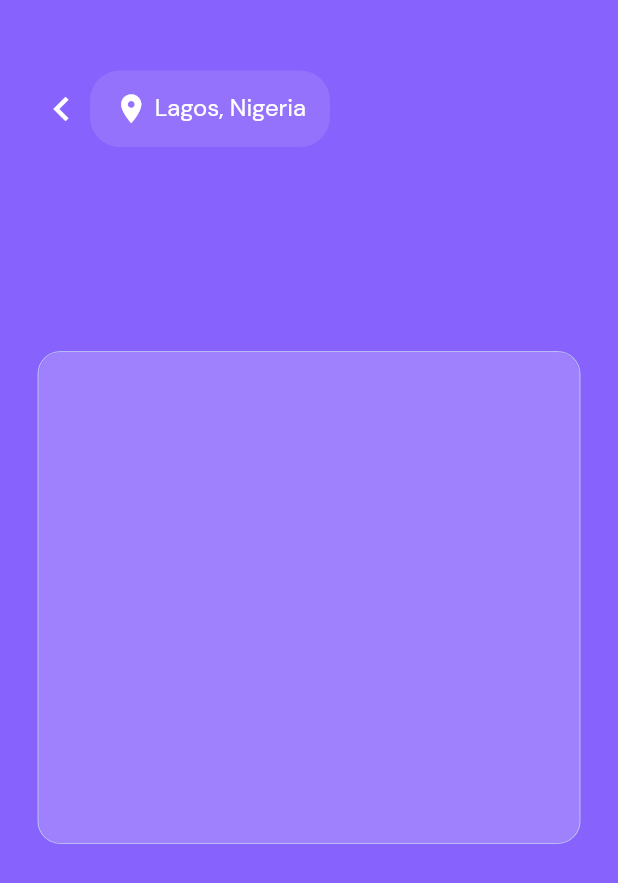
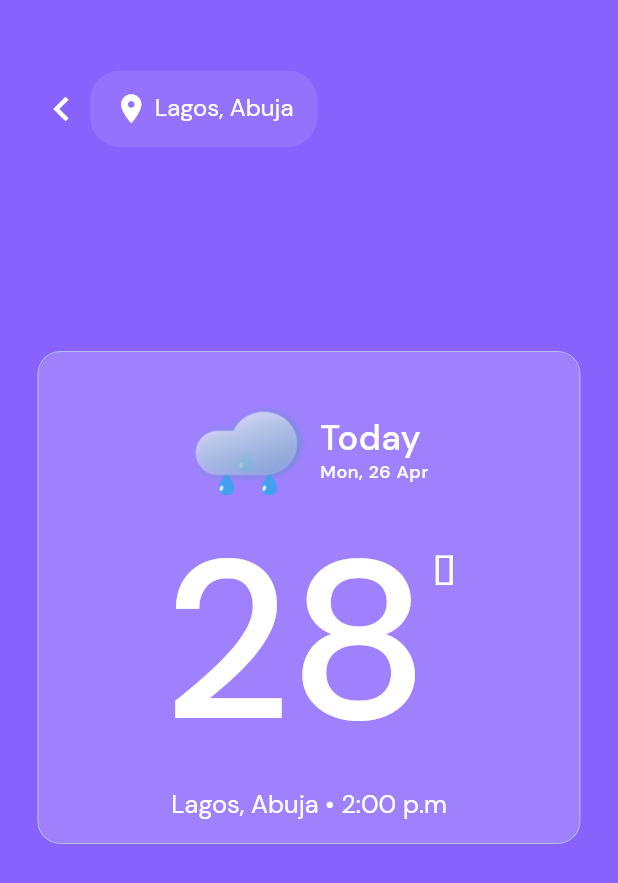
Before and after one commit to DauduVictor/soft-prism-weather-app, a Flutter app: the CustomSearchPage screen opened by its route, on a phone screen of 412 x 824 dp. Shown: the top 883 px of the screen. Run offline on Flutter 3.47's test engine with Material 2 defaults, Android fonts, the phone set to English and light mode, and no system bars.

Commit message:
completed ui

```diff
--- /dev/null
+++ b/lib/components/header_location.dart
@@ -0,0 +1,41 @@
+import 'package:flutter/material.dart';
+import 'package:softprism/components/transparent_container.dart';
+
+class ReusableHeaderLocation extends StatelessWidget {
+
+  final String location;
+
+  const ReusableHeaderLocation({
+    required this.location,
+    Key? key,
+  }) : super(key: key);
+
+  @override
+  Widget build(BuildContext context) {
+    return ReusableTransparentContainer(
+        borderRadius: 20.0,
+        colorOpacity: 0.1,
+        horizontalPadding: 16.0,
+        verticalPadding: 14.0,
+        widget: Row(
+          crossAxisAlignment: CrossAxisAlignment.start,
+          children: [
+            const Icon(
+              Icons.location_on_sharp,
+              color: Colors.white,
+              size: 23,
+            ),
+            const SizedBox(width: 4.1),
+            Text(
+              location,
+              style: const TextStyle(
+                color: Colors.white,
+                fontSize: 16,
+                fontWeight: FontWeight.normal,
+              ),
+            ),
+          ],
+        )
+    );
+  }
+}
--- /dev/null
+++ b/lib/components/today_container.dart
@@ -0,0 +1,137 @@
+import 'package:flutter/material.dart';
+import 'package:softprism/components/transparent_container.dart';
+
+class ReusableTodayContainer extends StatelessWidget {
+
+  final BoxConstraints constraints;
+  final String todayDate;
+  final String degree;
+  final String location;
+  final String time;
+
+  const ReusableTodayContainer({
+    required this.constraints,
+    required this.todayDate,
+    required this.degree,
+    required this.location,
+    required this.time,
+    Key? key,
+  }) : super(key: key);
+
+  @override
+  Widget build(BuildContext context) {
+    return Container(
+      width: constraints.maxWidth,
+      height: constraints.maxHeight * 0.399,
+      decoration: BoxDecoration(
+        borderRadius: BorderRadius.circular(15.43),
+        border: Border.all(
+          width: 0.77,
+          color:  const Color(0xFFB9BCF2),
+        ),
+      ),
+      child: ReusableTransparentContainer(
+        borderRadius: 15.43,
+        colorOpacity: 0.2,
+        horizontalPadding: 10.0,
+        verticalPadding: 35.0,
+        widget: Column(
+          mainAxisAlignment: MainAxisAlignment.spaceBetween,
+          children: [
+            /// cloud image and date
+            Row(
+              mainAxisAlignment: MainAxisAlignment.center,
+              children: [
+                Container(
+                  width: 80,
+                  height: 60,
+                  decoration: const BoxDecoration(
+                    image: DecorationImage(
+                        image: AssetImage('assets/images/WeatherIcon - 1-38.png'),
+                        fit: BoxFit.cover
+                    ),
+                  ),
+                ),
+                const SizedBox(width: 7),
+                Column(
+                  crossAxisAlignment: CrossAxisAlignment.start,
+                  children: [
+                    const Text(
+                      'Today',
+                      style: TextStyle(
+                        color: Colors.white,
+                        fontSize: 23,
+                        fontWeight: FontWeight.w500,
+                        letterSpacing: 0.4,
+                      ),
+                    ),
+                    Text(
+                      todayDate,
+                      style: const TextStyle(
+                        color: Colors.white,
+                        fontSize: 12,
+                        fontWeight: FontWeight.w500,
+                        letterSpacing: 0.4,
+                      ),
+                    ),
+                  ],
+                ),
+              ],
+            ),
+            ///temperature degree
+            Row(
+              mainAxisAlignment: MainAxisAlignment.center,
+              crossAxisAlignment: CrossAxisAlignment.start,
+              children: [
+                Text(
+                  degree,
+                  style: const TextStyle(
+                    fontSize: 150,
+                    fontWeight: FontWeight.w500,
+                    color: Color(0xFFFFFFFF),
+                    letterSpacing: 0.5,
+                  ),
+                ),
+                const SizedBox(width: 2.5),
+                const Padding(
+                  padding: EdgeInsets.only(top: 32.0),
+                  child: Text(
+                    '\u2103',
+                    textAlign: TextAlign.start,
+                    style: TextStyle(
+                      fontSize: 28,
+                      fontWeight: FontWeight.w400,
+                      color: Color(0xFFFFFFFF),
+                    ),
+                  ),
+                ),
+              ],
+            ),
+            Row(
+              mainAxisSize: MainAxisSize.min,
+              children: [
+                Text(
+                  location + ' •',
+                  style: const TextStyle(
+                    fontSize: 17,
+                    fontWeight: FontWeight.w400,
+                    color: Color(0xFFFFFFFF),
+                  ),
+                ),
+                const SizedBox(width: 4.5),
+                Text(
+                  time,
+                  style: const TextStyle(
+                    fontSize: 17,
+                    fontWeight: FontWeight.w400,
+                    color: Color(0xFFFFFFFF),
+                  ),
+                ),
+              ],
+            ),
+          ],
+        ),
+      ),
+    );
+  }
+}
--- a/lib/screens/custom_search_page.dart
+++ b/lib/screens/custom_search_page.dart
@@ -1,11 +1,15 @@
 import 'package:flutter/material.dart';
-import 'package:softprism/components/transparent_container.dart';
+import 'package:softprism/components/header_location.dart';
+import 'package:softprism/components/today_container.dart';
 import 'package:softprism/utils/constants.dart';
 
 class CustomSearchPage extends StatefulWidget {
 
   static const String id = 'customSearchPage';
-  const CustomSearchPage({Key? key}) : super(key: key);
+
+  const CustomSearchPage({
+    Key? key
+  }) : super(key: key);
 
   @override
   _CustomSearchPageState createState() => _CustomSearchPageState();
@@ -40,56 +44,19 @@ class _CustomSearchPageState extends State<CustomSearchPage> {
                       ),
                     ),
                     const SizedBox(width: 3),
-                    ReusableTransparentContainer(
-                      borderRadius: 20.0,
-                      colorOpacity: 0.1,
-                      horizontalPadding: 16.0,
-                      verticalPadding: 14.0,
-                      widget: Row(
-                        crossAxisAlignment: CrossAxisAlignment.start,
-                        children: const [
-                          Icon(
-                            Icons.location_on_sharp,
-                            color: Colors.white,
-                            size: 23,
-                          ),
-                          SizedBox(width: 4.1),
-                          Text(
-                            'Lagos, Nigeria',
-                            style: TextStyle(
-                              color: Colors.white,
-                              fontSize: 16,
-                              fontWeight: FontWeight.normal,
-                            ),
-                          ),
-                        ],
-                      ),
+                    const ReusableHeaderLocation(
+                      location: 'Lagos, Abuja',
                     ),
                   ],
                 ),
                 SizedBox(height: constraints.maxHeight * 0.165),
                 ///Today's weather
-                Container(
-                  width: constraints.maxWidth,
-                  height: constraints.maxHeight * 0.399,
-                  decoration: BoxDecoration(
-                    borderRadius: BorderRadius.circular(15.43),
-                    border: Border.all(
-                      width: 0.77,
-                      color:  const Color(0xFFB9BCF2),
-                    ),
-                  ),
-                  child: ReusableTransparentContainer(
-                    borderRadius: 15.43,
-                    colorOpacity: 0.2,
-                    horizontalPadding: 50.0,
-                    verticalPadding: 44.0,
-                    widget: Column(
-                      children: const [
-
-                      ],
-                    ),
-                  ),
+                ReusableTodayContainer(
+                  constraints: constraints,
+                  todayDate: 'Mon, 26 Apr',
+                  degree: '28',
+                  location: 'Lagos, Abuja',
+                  time: '2:00 p.m',
                 ),
               ],
             ),
--- a/lib/screens/search_city.dart
+++ b/lib/screens/search_city.dart
@@ -149,6 +149,7 @@ class _SearchCityState extends State<SearchCity> {
     if(!mounted) return;
     setState(() {
       _showSpinner = true;
+      print(_searchController.value);
     });
     Timer(const Duration(seconds: 5), (){
       setState(() {
--- a/pubspec.yaml
+++ b/pubspec.yaml
@@ -32,6 +32,9 @@ flutter:
 
   uses-material-design: true
 
+  assets:
+    - assets/images/
+
   fonts:
     - family: DMSans
       fonts:
```
Also changed, not shown: lib/screens/dashboard.dart (+74 -130 lines), assets/images/WeatherIcon - 1-23.png (added), assets/images/WeatherIcon - 1-38.png (added).
